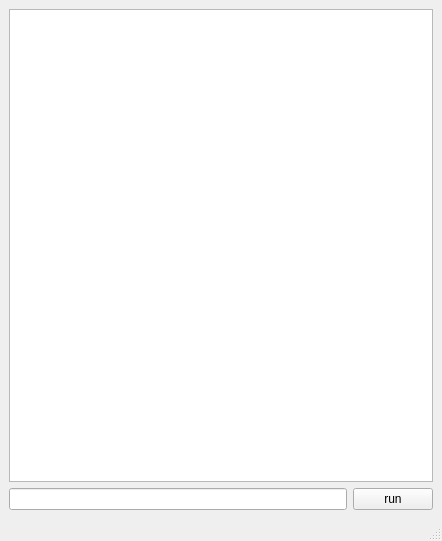
First picture: the form in console.ui, repository Aklix/qt-console-app, before the edit.
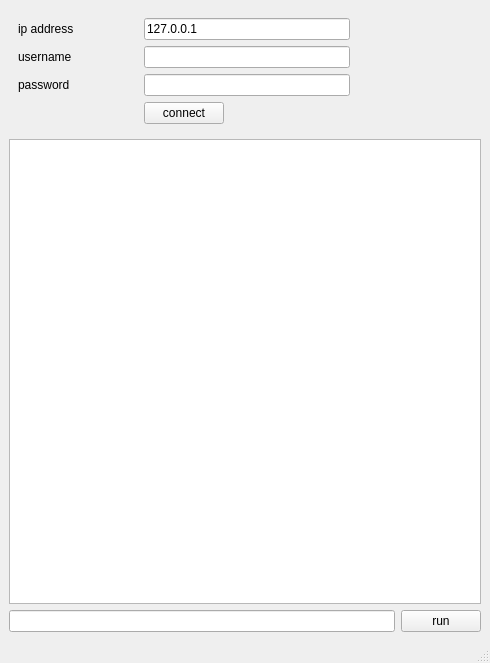
Second picture: the form after the edit.

Commit message: server login info gui added.

```diff
--- a/console.ui
+++ b/console.ui
@@ -6,8 +6,8 @@
    <rect>
     <x>0</x>
     <y>0</y>
-    <width>442</width>
-    <height>541</height>
+    <width>490</width>
+    <height>663</height>
    </rect>
   </property>
   <property name="windowTitle">
@@ -17,17 +17,7 @@
    <layout class="QGridLayout" name="gridLayout_2">
     <item row="0" column="0">
      <layout class="QGridLayout" name="gridLayout">
-      <item row="1" column="1">
-       <widget class="QPushButton" name="run_Button">
-        <property name="text">
-         <string>run</string>
-        </property>
-       </widget>
-      </item>
-      <item row="1" column="0">
-       <widget class="QLineEdit" name="lineEdit"/>
-      </item>
-      <item row="0" column="0" colspan="2">
+      <item row="5" column="0" colspan="2">
        <widget class="QPlainTextEdit" name="plainTextEdit">
         <property name="sizeAdjustPolicy">
          <enum>QAbstractScrollArea::AdjustIgnored</enum>
@@ -35,6 +25,105 @@
         <property name="readOnly">
          <bool>true</bool>
         </property>
+        <property name="textInteractionFlags">
+         <set>Qt::TextSelectableByMouse</set>
+        </property>
+       </widget>
+      </item>
+      <item row="6" column="1">
+       <widget class="QPushButton" name="run_Button">
+        <property name="text">
+         <string>run</string>
+        </property>
+       </widget>
+      </item>
+      <item row="6" column="0">
+       <widget class="QLineEdit" name="command_lineEdit"/>
+      </item>
+      <item row="2" column="0" colspan="2">
+       <widget class="QFrame" name="formFrame">
+        <property name="maximumSize">
+         <size>
+          <width>350</width>
+          <height>16777215</height>
+         </size>
+        </property>
+        <layout class="QGridLayout" name="gridLayout_3">
+         <item row="3" column="0">
+          <spacer name="horizontalSpacer">
+           <property name="orientation">
+            <enum>Qt::Horizontal</enum>
+           </property>
+           <property name="sizeHint" stdset="0">
+            <size>
+             <width>40</width>
+             <height>20</height>
+            </size>
+           </property>
+          </spacer>
+         </item>
+         <item row="2" column="0">
+          <widget class="QLabel" name="password_label">
+           <property name="text">
+            <string>password</string>
+           </property>
+          </widget>
+         </item>
+         <item row="3" column="1">
+          <widget class="QPushButton" name="connect_Button">
+           <property name="text">
+            <string>connect</string>
+           </property>
+          </widget>
+         </item>
+         <item row="0" column="0">
+          <widget class="QLabel" name="ipaddress_label">
+           <property name="text">
+            <string>ip address</string>
+           </property>
+          </widget>
+         </item>
+         <item row="1" column="0">
+          <widget class="QLabel" name="usernam_label">
+           <property name="text">
+            <string>username</string>
+           </property>
+          </widget>
+         </item>
+         <item row="3" column="2">
+          <spacer name="horizontalSpacer_2">
+           <property name="orientation">
+            <enum>Qt::Horizontal</enum>
+           </property>
+           <property name="sizeHint" stdset="0">
+            <size>
+             <width>40</width>
+             <height>20</height>
+            </size>
+           </property>
+          </spacer>
+         </item>
+         <item row="2" column="1" colspan="2">
+          <widget class="QLineEdit" name="password_lineEdit">
+           <property name="inputMethodHints">
+            <set>Qt::ImhHiddenText|Qt::ImhNoAutoUppercase|Qt::ImhNoPredictiveText|Qt::ImhSensitiveData</set>
+           </property>
+           <property name="echoMode">
+            <enum>QLineEdit::Password</enum>
+           </property>
+          </widget>
+         </item>
+         <item row="1" column="1" colspan="2">
+          <widget class="QLineEdit" name="username_lineEdit"/>
+         </item>
+         <item row="0" column="1" colspan="2">
+          <widget class="QLineEdit" name="ipaddress_lineEdit">
+           <property name="text">
+            <string>127.0.0.1</string>
+           </property>
+          </widget>
+         </item>
+        </layout>
        </widget>
       </item>
      </layout>
```
Left out of the diff: 11 changed lines with no effect on the pictures. The commit also changes 3 other files.
